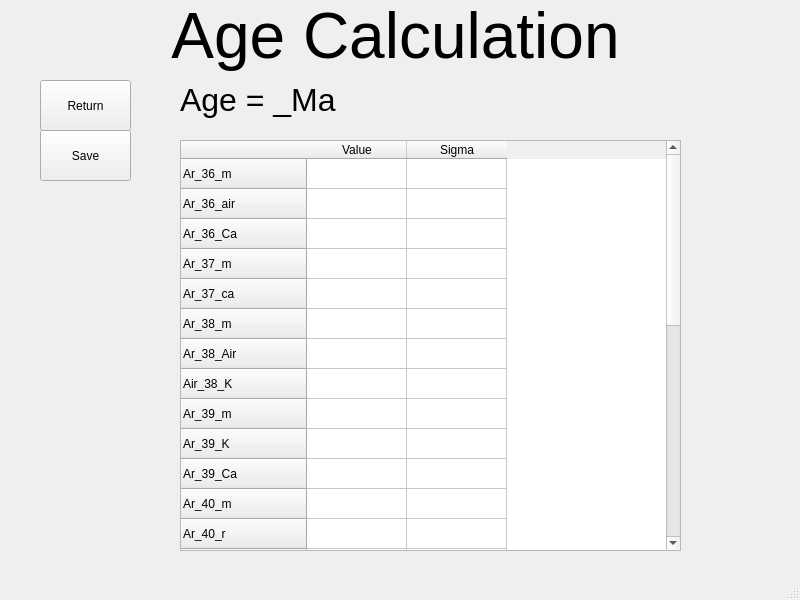
Old version of the form UI/AgeCalculation.ui in the repository AndrewLiu0725/pyADR.
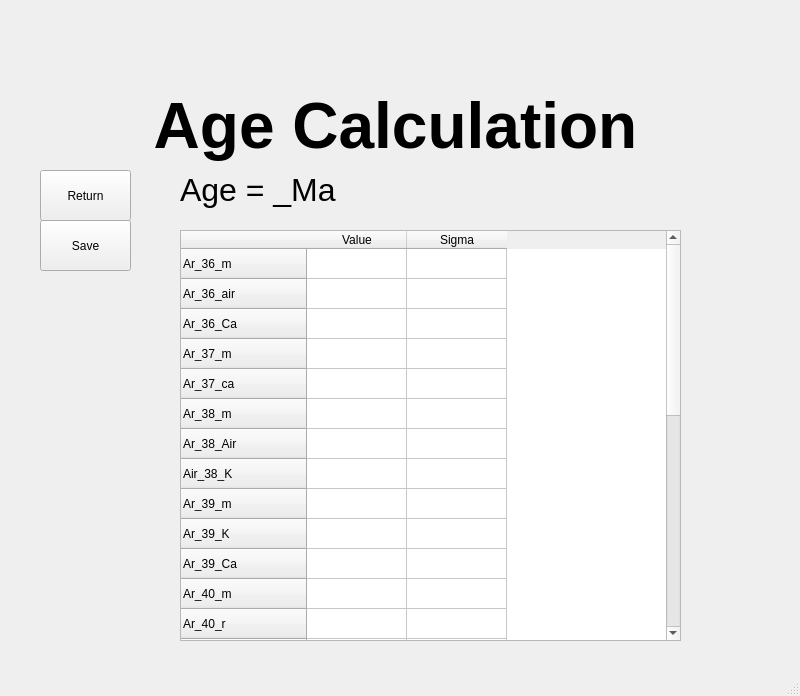
New version of the form.

```diff
--- a/UI/AgeCalculation.ui
+++ b/UI/AgeCalculation.ui
@@ -7,7 +7,7 @@
     <x>0</x>
     <y>0</y>
     <width>800</width>
-    <height>600</height>
+    <height>696</height>
    </rect>
   </property>
   <property name="windowTitle">
@@ -18,7 +18,7 @@
     <property name="geometry">
      <rect>
       <x>40</x>
-      <y>130</y>
+      <y>220</y>
       <width>91</width>
       <height>51</height>
      </rect>
@@ -31,7 +31,7 @@
     <property name="geometry">
      <rect>
       <x>40</x>
-      <y>80</y>
+      <y>170</y>
       <width>91</width>
       <height>51</height>
      </rect>
@@ -44,20 +44,20 @@
     <property name="geometry">
      <rect>
       <x>0</x>
-      <y>0</y>
+      <y>90</y>
       <width>791</width>
       <height>71</height>
      </rect>
     </property>
     <property name="text">
-     <string>&lt;html&gt;&lt;head/&gt;&lt;body&gt;&lt;p align=&quot;center&quot;&gt;&lt;span style=&quot; font-size:48pt;&quot;&gt;Age Calculation&lt;/span&gt;&lt;/p&gt;&lt;/body&gt;&lt;/html&gt;</string>
+     <string>&lt;html&gt;&lt;head/&gt;&lt;body&gt;&lt;p align=&quot;center&quot;&gt;&lt;span style=&quot; font-size:48pt; font-weight:600;&quot;&gt;Age Calculation&lt;/span&gt;&lt;/p&gt;&lt;/body&gt;&lt;/html&gt;</string>
     </property>
    </widget>
    <widget class="QTableWidget" name="tableWidget">
     <property name="geometry">
      <rect>
       <x>180</x>
-      <y>140</y>
+      <y>230</y>
       <width>501</width>
       <height>411</height>
      </rect>
@@ -222,7 +222,7 @@
     <property name="geometry">
      <rect>
       <x>180</x>
-      <y>80</y>
+      <y>170</y>
       <width>281</width>
       <height>41</height>
      </rect>
```
